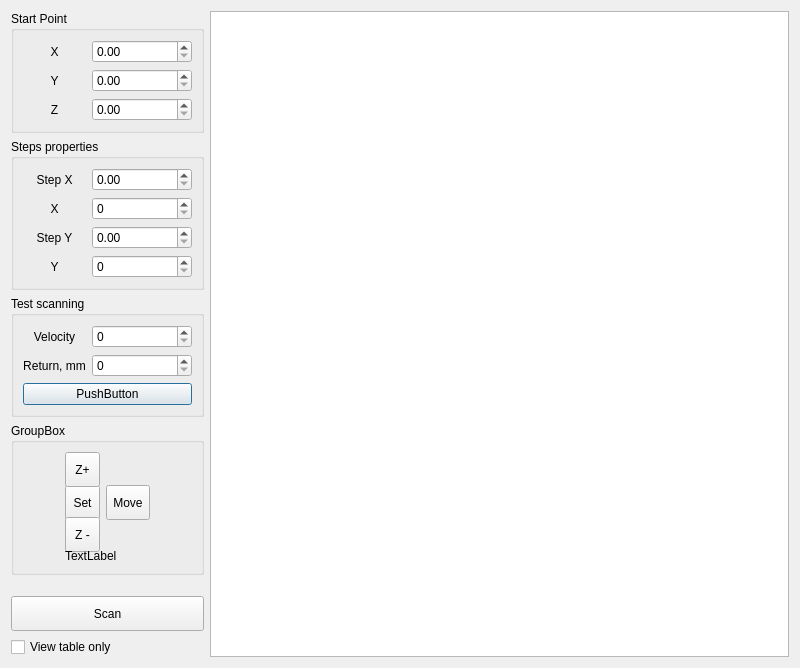
Before: the Qt Designer form sources/forms/ScanSurface.ui in eduard-x/cnc-qt, drawn with Qt 5.
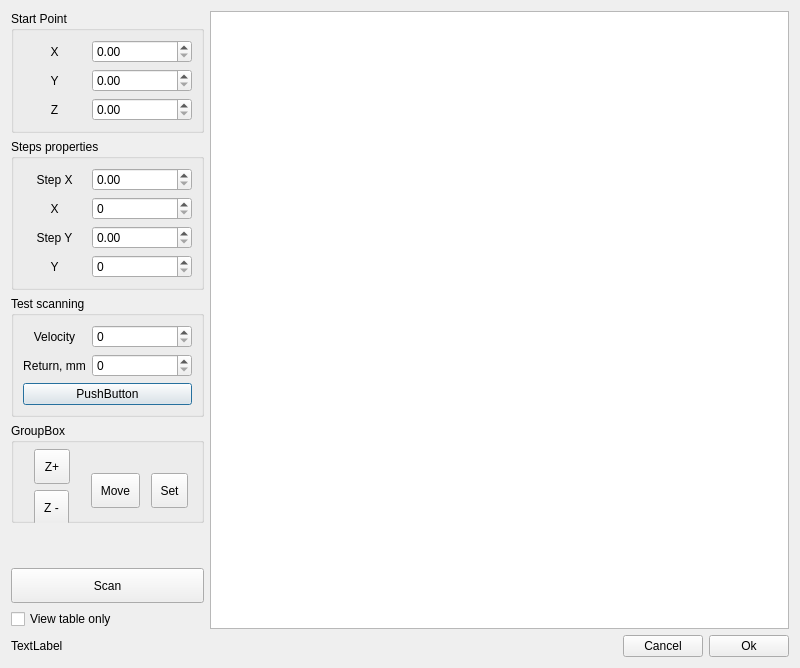
After: the same form once the commit is applied.

Commit message: ScanSurface overworked

The edit to the form file:
```diff
--- a/sources/forms/ScanSurface.ui
+++ b/sources/forms/ScanSurface.ui
@@ -94,9 +94,6 @@
      </property>
     </widget>
    </item>
-   <item row="0" column="1" rowspan="7">
-    <widget class="QTableWidget" name="dataGridView"/>
-   </item>
    <item row="4" column="0">
     <spacer name="verticalSpacer">
      <property name="orientation">
@@ -280,24 +277,34 @@
      <property name="title">
       <string>GroupBox</string>
      </property>
-     <layout class="QGridLayout" name="gridLayout_9">
-      <item row="0" column="0">
-       <layout class="QGridLayout" name="gridLayout_8">
-        <item row="1" column="0">
-         <widget class="QToolButton" name="toolButtonZSet">
+     <widget class="QToolButton" name="toolButtonMove">
+      <property name="geometry">
+       <rect>
+        <x>80</x>
+        <y>50</y>
+        <width>49</width>
+        <height>35</height>
+       </rect>
+      </property>
           <property name="minimumSize">
            <size>
-            <width>35</width>
+        <width>0</width>
             <height>35</height>
            </size>
           </property>
           <property name="text">
-           <string>Set</string>
-          </property>
-         </widget>
-        </item>
-        <item row="0" column="0">
+       <string>Move</string>
+      </property>
+     </widget>
          <widget class="QToolButton" name="toolButtonZUp">
+      <property name="geometry">
+       <rect>
+        <x>23</x>
+        <y>26</y>
+        <width>36</width>
+        <height>35</height>
+       </rect>
+      </property>
           <property name="minimumSize">
            <size>
             <width>35</width>
@@ -308,9 +315,15 @@
            <string>Z+</string>
           </property>
          </widget>
-        </item>
-        <item row="2" column="0">
          <widget class="QToolButton" name="toolButtonZDown">
+      <property name="geometry">
+       <rect>
+        <x>23</x>
+        <y>67</y>
+        <width>35</width>
+        <height>35</height>
+       </rect>
+      </property>
           <property name="minimumSize">
            <size>
             <width>35</width>
@@ -321,30 +334,69 @@
            <string>Z -</string>
           </property>
          </widget>
-        </item>
-        <item row="1" column="1">
-         <widget class="QToolButton" name="toolButtonMove">
+     <widget class="QToolButton" name="toolButtonZSet">
+      <property name="geometry">
+       <rect>
+        <x>140</x>
+        <y>50</y>
+        <width>37</width>
+        <height>35</height>
+       </rect>
+      </property>
           <property name="minimumSize">
            <size>
-            <width>0</width>
+        <width>35</width>
             <height>35</height>
            </size>
           </property>
           <property name="text">
-           <string>Move</string>
-          </property>
-         </widget>
-        </item>
-       </layout>
-      </item>
-      <item row="1" column="0">
+       <string>Set</string>
+      </property>
+     </widget>
+    </widget>
+   </item>
+   <item row="0" column="1" rowspan="7" colspan="3">
+    <widget class="QTableWidget" name="dataGridView">
+     <property name="minimumSize">
+      <size>
+       <width>570</width>
+       <height>600</height>
+      </size>
+     </property>
+    </widget>
+   </item>
+   <item row="7" column="1">
+    <spacer name="horizontalSpacer">
+     <property name="orientation">
+      <enum>Qt::Horizontal</enum>
+     </property>
+     <property name="sizeHint" stdset="0">
+      <size>
+       <width>40</width>
+       <height>20</height>
+      </size>
+     </property>
+    </spacer>
+   </item>
+   <item row="7" column="0">
        <widget class="QLabel" name="label10">
         <property name="text">
          <string>TextLabel</string>
         </property>
        </widget>
       </item>
-     </layout>
+   <item row="7" column="3">
+    <widget class="QPushButton" name="pushOk">
+     <property name="text">
+      <string>Ok</string>
+     </property>
+    </widget>
+   </item>
+   <item row="7" column="2">
+    <widget class="QPushButton" name="pushCancel">
+     <property name="text">
+      <string>Cancel</string>
+     </property>
     </widget>
    </item>
   </layout>
```
Left out of the diff: 10 changed lines with no effect on the pictures. Lines whose indentation alone changed are shown as unchanged. The commit also changes 4 other files.
